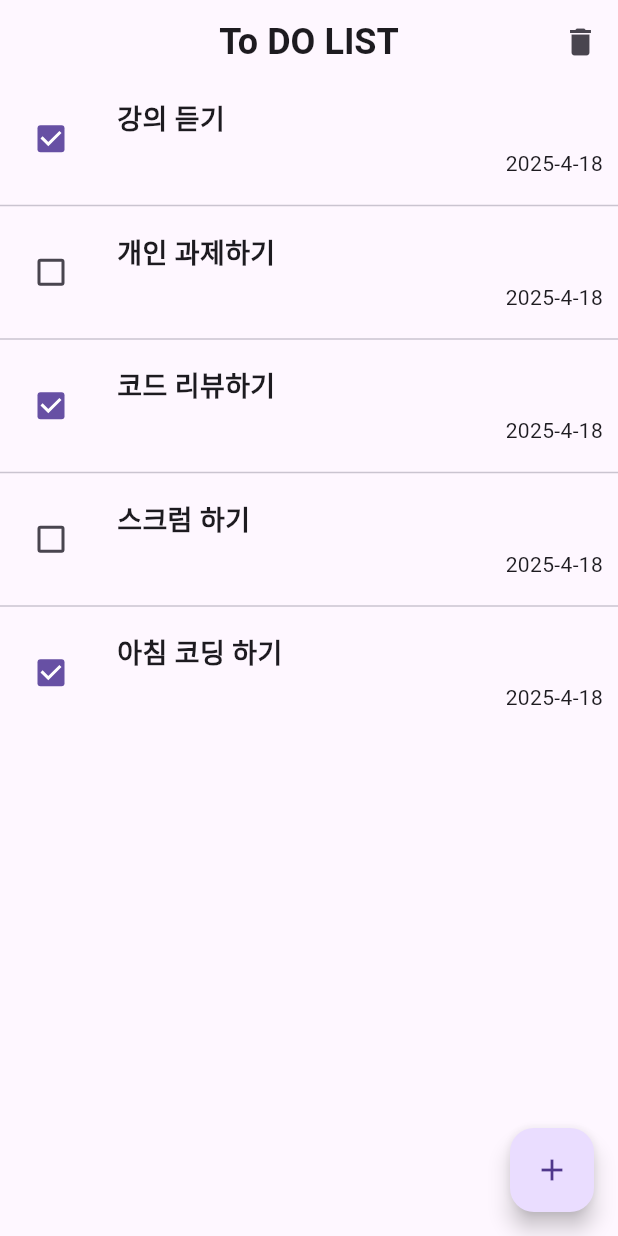
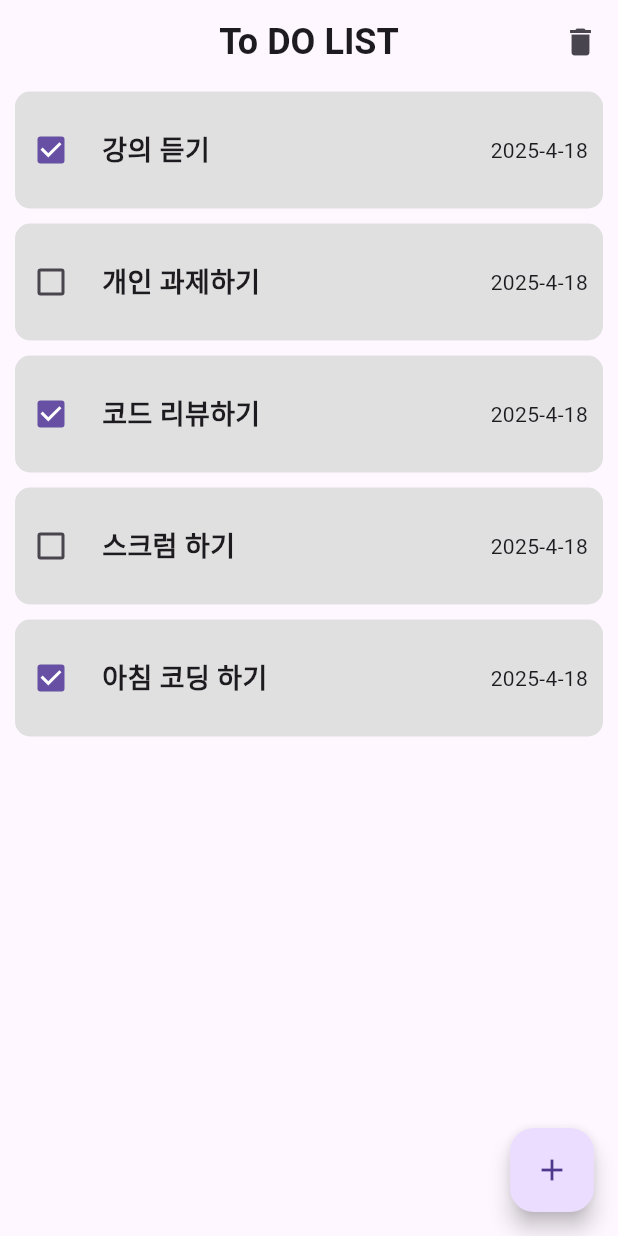
Before and after one commit to monet2155/codereview_todo_list, a Flutter app: the screen it shows after launch, after a tap on the "delete" icon, on a phone screen of 412 x 824 dp. Run offline on Flutter 3.47's test engine with Material 3 defaults, Android fonts, the phone set to English and light mode, and no system bars; our stand-ins replace flutter_riverpod.

Commit message:
feat: 삭제 기능 및 UI 변경
Co-authored-by: arcmee <kihyun3297@gmail.com>

```diff
--- /dev/null
+++ b/lib/todo/todo_delete_list_view_model.dart
@@ -0,0 +1,30 @@
+import 'package:flutter_riverpod/flutter_riverpod.dart';
+
+class TodoDeleteListNotifier extends Notifier<List<int>> {
+  build() {
+    return [];
+  }
+
+  void add(int id) {
+    state.add(id);
+    state = List.from(state);
+    print(state);
+  }
+
+  void remove(int id) {
+    state.removeWhere((e) => e == id);
+    state = List.from(state);
+    print(state);
+  }
+
+  void clear() {
+    state.clear();
+    state = List.from(state);
+  }
+}
+
+final deleteListProvider = NotifierProvider<TodoDeleteListNotifier, List<int>>(
+  () {
+    return TodoDeleteListNotifier();
+  },
+);
--- a/lib/todo/todo_list_view_model.dart
+++ b/lib/todo/todo_list_view_model.dart
@@ -31,6 +31,11 @@ class TodoListNotifier extends Notifier<List<TodoModel>> {
     repository.modify(todo);
     state = List.from(repository.getAll());
   }
+
+  void remove(List<int> ids) {
+    repository.deleteByIds(ids);
+    state = List.from(repository.getAll());
+  }
 }
 
 final todoListNotifier = NotifierProvider<TodoListNotifier, List<TodoModel>>(
--- a/lib/todo/todo_local_repository.dart
+++ b/lib/todo/todo_local_repository.dart
@@ -35,4 +35,9 @@ class TodoLocalRepository implements TodoRepository {
     target.title = todo.title;
     target.memo = todo.memo;
   }
+
+  @override
+  void deleteByIds(List<int> ids) {
+    todos.removeWhere((e) => ids.contains(e.id));
+  }
 }
--- a/lib/todo/todo_repository.dart
+++ b/lib/todo/todo_repository.dart
@@ -10,4 +10,6 @@ abstract interface class TodoRepository {
   void create(TodoModel todo);
 
   void modify(TodoModel todo);
+
+  void deleteByIds(List<int> ids);
 }
--- a/lib/ui/list/todo_list.dart
+++ b/lib/ui/list/todo_list.dart
@@ -1,3 +1,4 @@
+import 'package:codereview_todo_list/todo/todo_delete_list_view_model.dart';
 import 'package:codereview_todo_list/todo/todo_list_view_model.dart';
 import 'package:codereview_todo_list/todo/todo_local_repository.dart';
 import 'package:codereview_todo_list/todo/todo_model.dart';
@@ -27,6 +28,8 @@ class _TodoListState extends ConsumerState<TodoList> {
   Widget build(BuildContext context) {
     final todos = ref.watch(todoListNotifier);
     final vm = ref.read(todoListNotifier.notifier);
+    final deleteIds = ref.watch(deleteListProvider);
+    final vmDeleteIds = ref.watch(deleteListProvider.notifier);
     return Scaffold(
       appBar: AppBar(
         centerTitle: true,
@@ -38,6 +41,8 @@ class _TodoListState extends ConsumerState<TodoList> {
           GestureDetector(
             onTap: () {
               print('삭제 클릭');
+              vm.remove(deleteIds);
+              vmDeleteIds.clear();
             },
             child: Container(
               width: 50,
@@ -71,10 +76,9 @@ class _TodoListState extends ConsumerState<TodoList> {
                 print('롱프레스!!!!!');
                 onLongPressed();
               },
-              child: ListView.separated(
+              child: ListView.builder(
                 itemCount: todos.length,
                 shrinkWrap: true,
-                separatorBuilder: (context, _) => Divider(),
                 itemBuilder: (context, index) {
                   return TodoWidget(todos[index], isDeleteMode);
                 },
@@ -86,3 +90,25 @@ class _TodoListState extends ConsumerState<TodoList> {
     );
   }
 }
+
+
+// body: Column(
+//         children: [
+//           Expanded(
+//             child: GestureDetector(
+//               onLongPress: () {
+//                 print('롱프레스!!!!!');
+//                 onLongPressed();
+//               },
+//               child: ListView.separated(
+//                 itemCount: todos.length,
+//                 shrinkWrap: true,
+//                 separatorBuilder: (context, _) => Divider(),
+//                 itemBuilder: (context, index) {
+//                   return TodoWidget(todos[index], isDeleteMode);
+//                 },
+//               ),
+//             ),
+//           ),
+//         ],
+//       ),
--- a/lib/ui/list/todo_widget.dart
+++ b/lib/ui/list/todo_widget.dart
@@ -1,3 +1,4 @@
+import 'package:codereview_todo_list/todo/todo_delete_list_view_model.dart';
 import 'package:codereview_todo_list/todo/todo_model.dart';
 import 'package:codereview_todo_list/ui/create/todo_create.dart';
 import 'package:flutter/material.dart';
@@ -14,20 +15,39 @@ class TodoWidget extends ConsumerStatefulWidget {
 
 class _TodoWidgetState extends ConsumerState<TodoWidget> {
   bool isChecked = false;
-
+  bool isDeleteChecked = false;
   @override
   Widget build(BuildContext context) {
+    final deleteState = ref.watch(deleteListProvider);
+    final vm = ref.read(deleteListProvider.notifier);
+
     return Align(
       child: Padding(
-        padding: const EdgeInsets.all(10),
+        // padding: const EdgeInsets.all(10),
+        padding: const EdgeInsets.symmetric(horizontal: 10, vertical: 5),
         child: Container(
+          padding: EdgeInsets.only(top: 15, bottom: 15, right: 10),
           width: double.infinity,
+          decoration: BoxDecoration(
+            color: Colors.grey[300],
+            borderRadius: BorderRadius.circular(10),
+          ),
           child: Row(
             children: [
               widget.isDeleteMode
                   ? Checkbox(
-                    value: false,
-                    onChanged: (value) {},
+                    value: deleteState.contains(widget.todo.id),
+                    // value: isDeleteChecked,
+                    onChanged: (value) {
+                      setState(() {
+                        if (value!) {
+                          vm.add(widget.todo.id);
+                        } else {
+                          vm.remove(widget.todo.id);
+                        }
+                        isDeleteChecked = value;
+                      });
+                    },
                     shape: RoundedRectangleBorder(
                       borderRadius: BorderRadius.circular(100),
                     ),
@@ -41,7 +61,7 @@ class _TodoWidgetState extends ConsumerState<TodoWidget> {
                   });
                 },
               ),
-              SizedBox(width: 20),
+              SizedBox(width: 10),
               Expanded(
                 child: GestureDetector(
                   onTap: () {
@@ -59,28 +79,27 @@ class _TodoWidgetState extends ConsumerState<TodoWidget> {
                     }
                   },
                   child: Container(
-                    color:
-                        widget.isDeleteMode
-                            ? Colors.grey[200]
-                            : Colors.transparent,
-                    child: Column(
-                      mainAxisAlignment: MainAxisAlignment.center,
-                      crossAxisAlignment: CrossAxisAlignment.start,
+                    color: Colors.transparent,
+                    child: Row(
                       children: [
-                        Text(
+                        Expanded(
+                          child: Text(
                             widget.todo.title,
                             style: TextStyle(
+                              color:
+                                  widget.isDeleteMode ? Colors.grey[400] : null,
                               fontSize: 18,
                               fontWeight: FontWeight.bold,
                             ),
                             maxLines: 1,
                             overflow: TextOverflow.ellipsis,
                           ),
-                        SizedBox(height: 6),
-                        Container(
-                          alignment: Alignment.bottomRight,
-                          child: Text(
-                            '${widget.todo!.createdAt.year}-${widget.todo!.createdAt.month}-${widget.todo!.createdAt.day}',
+                        ),
+                        Text(
+                          '${widget.todo.createdAt.year}-${widget.todo.createdAt.month}-${widget.todo.createdAt.day}',
+                          style: TextStyle(
+                            color:
+                                widget.isDeleteMode ? Colors.grey[400] : null,
                           ),
                         ),
                       ],
@@ -95,3 +114,83 @@ class _TodoWidgetState extends ConsumerState<TodoWidget> {
     );
   }
 }
+
+
+// Widget build(BuildContext context) {
+//     return Align(
+//       child: Padding(
+//         padding: const EdgeInsets.all(10),
+//         child: Container(
+//           width: double.infinity,
+//           child: Row(
+//             children: [
+//               widget.isDeleteMode
+//                   ? Checkbox(
+//                     value: false,
+//                     onChanged: (value) {},
+//                     shape: RoundedRectangleBorder(
+//                       borderRadius: BorderRadius.circular(100),
+//                     ),
+//                   )
+//                   : SizedBox(width: 0, height: 0),
+//               Checkbox(
+//                 value: widget.todo.isChecked,
+//                 onChanged: (value) {
+//                   setState(() {
+//                     isChecked = value!;
+//                   });
+//                 },
+//               ),
+//               SizedBox(width: 20),
+//               Expanded(
+//                 child: GestureDetector(
+//                   onTap: () {
+//                     print('리스트 클릭');
+//                     if (!widget.isDeleteMode) {
+//                       Navigator.push(
+//                         context,
+//                         MaterialPageRoute(
+//                           builder: (context) {
+//                             // 데이터 할당해서 수정페이지 처럼 보이게 하기
+//                             return TodoCreate(widget.todo);
+//                           },
+//                         ),
+//                       );
+//                     }
+//                   },
+//                   child: Container(
+//                     color:
+//                         widget.isDeleteMode
+//                             ? Colors.grey[200]
+//                             : Colors.transparent,
+//                     child: Column(
+//                       mainAxisAlignment: MainAxisAlignment.center,
+//                       crossAxisAlignment: CrossAxisAlignment.start,
+//                       children: [
+//                         Text(
+//                           widget.todo.title,
+//                           style: TextStyle(
+//                             fontSize: 18,
+//                             fontWeight: FontWeight.bold,
+//                           ),
+//                           maxLines: 1,
+//                           overflow: TextOverflow.ellipsis,
+//                         ),
+//                         SizedBox(height: 6),
+//                         Container(
+//                           alignment: Alignment.bottomRight,
+//                           child: Text(
+//                             '${widget.todo!.createdAt.year}-${widget.todo!.createdAt.month}-${widget.todo!.createdAt.day}',
+//                           ),
+//                         ),
+//                       ],
+//                     ),
+//                   ),
+//                 ),
+//               ),
+//             ],
+//           ),
+//         ),
+//       ),
+//     );
+//   }
```
Lines whose indentation alone changed are shown as unchanged.
